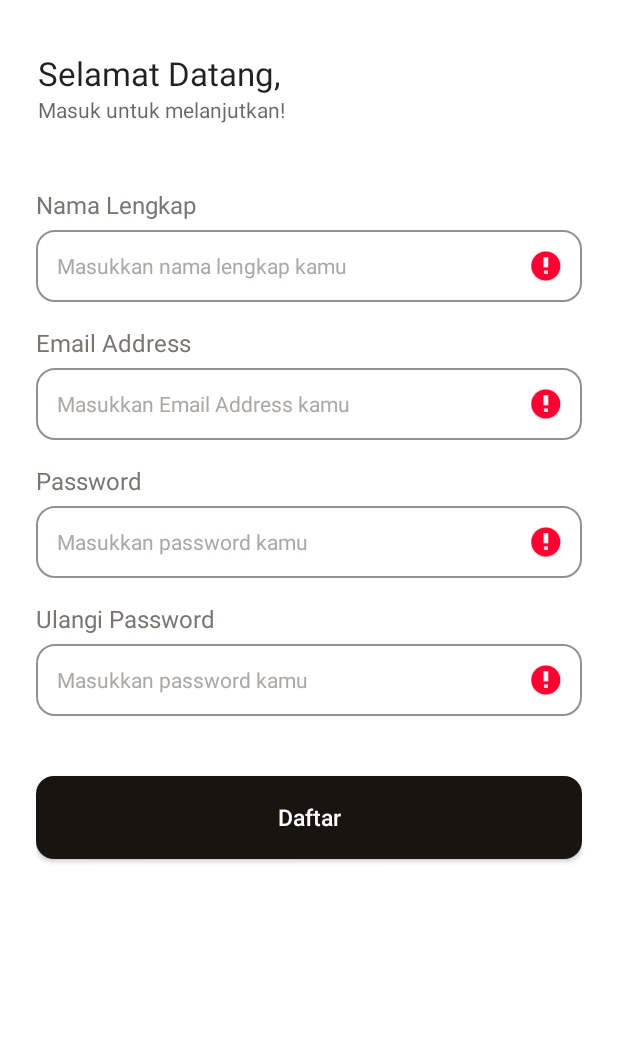
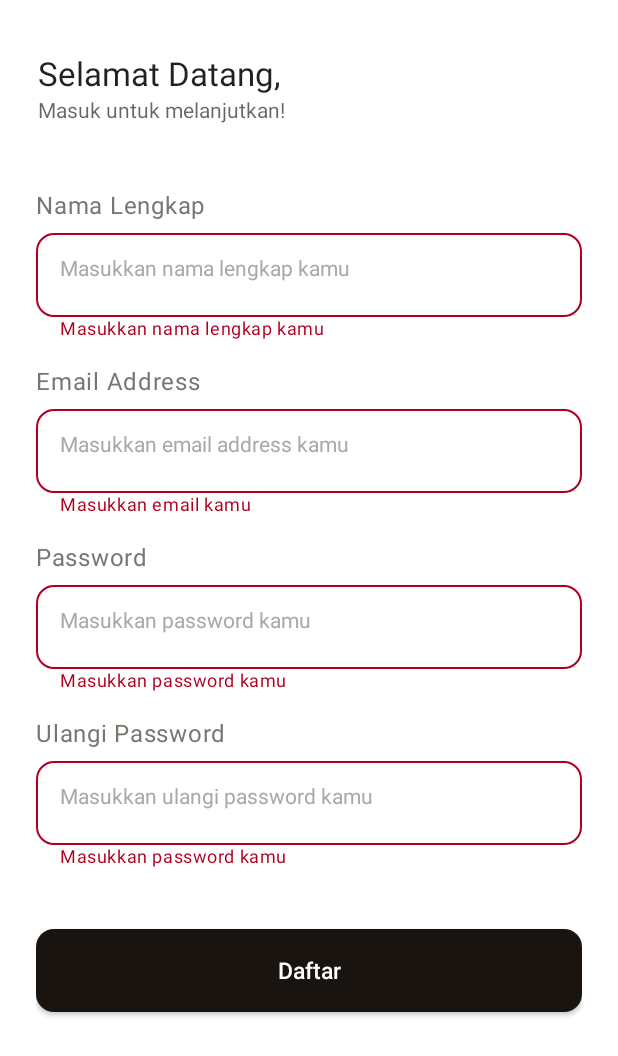
Before and after one commit to rrdhoi/FoodRecipesApp, an Android app built with Jetpack Compose: the SignUpFragment screen opened through its navigation route, after a tap on "Daftar", on a phone screen of 412 x 824 dp. Shown: the top 1056 px of the screen. Run offline under Robolectric (Android 15) with nearby library versions, the phone set to English and light mode, and no system bars; our stand-ins replace Firebase (no records; nobody signed in at launch, a user with empty details on screens opened directly), Timber.

Commit message:
Compose Migration: Registration form field sign up page

```diff
--- a/app/src/main/java/com/jagoteori/foodrecipesapp/app/extention/EditTextExtention.kt
+++ b/app/src/main/java/com/jagoteori/foodrecipesapp/app/extention/EditTextExtention.kt
@@ -1,6 +1,8 @@
 package com.jagoteori.foodrecipesapp.app.extention
 
 import android.widget.EditText
+import androidx.compose.ui.text.input.TextFieldValue
+import java.util.*
 
 fun EditText.isNotNullOrEmpty(errorString: String): Boolean {
     return if (this.text.toString().trim().isBlank()) {
@@ -11,6 +13,32 @@ fun EditText.isNotNullOrEmpty(errorString: String): Boolean {
     }
 }
 
+fun TextFieldValue.isEmptyOrBlank(
+    title: String,
+    validateHandler: (errorMessage: String) -> Unit
+): Boolean =
+    if (this.text.isBlank()) {
+        validateHandler("Masukkan $title kamu")
+        true
+    } else false
+
+fun TextFieldValue.isLessThan6(
+    title: String,
+    validateHandler: (errorMessage: String) -> Unit
+): Boolean =
+    if (this.text.length <= 5) {
+        validateHandler("${title.capitalize(Locale.ROOT)} kurang dari 6")
+        true
+    } else {
+        false
+    }
+
+fun TextFieldValue.isInvalidEmailFormat(validateHandler: (errorMessage: String) -> Unit): Boolean =
+    if (!android.util.Patterns.EMAIL_ADDRESS.matcher(this.text).matches()) {
+        validateHandler("Masukkan email valid")
+        true
+    } else false
+
 fun Boolean.errorHandler(
     whenIsError: () -> Unit,
 ): Boolean = if (this) {
@@ -20,33 +48,15 @@ fun Boolean.errorHandler(
     false
 }
 
-fun Boolean.successHandler(
-    whenIsSuccess: () -> Unit,
+fun Boolean.isNotErrorHandler(
+    whenIsNotError: () -> Unit,
 ): Boolean = if (!this) {
-    whenIsSuccess()
+    whenIsNotError()
     false
 } else {
     true
 }
 
-fun EditText.isEmailFormat(errorString: String): Boolean {
-    return if (!this.text.toString().contains("@")) {
-        this.error = errorString
-        false
-    } else {
-        true
-    }
-}
-
-fun EditText.isPasswordEquals(secondPassword: EditText, errorString: String): Boolean {
-    return if (this.text.toString() != secondPassword.text.toString()) {
-        this.error = errorString
-        secondPassword.error = errorString
-        false
-    } else {
-        true
-    }
-}
 
 fun EditText.isNotNullOrEmpty(): Boolean {
     return this.text.toString().trim().isNotBlank()
--- a/app/src/main/java/com/jagoteori/foodrecipesapp/presentation/auth/sign_in/SignInViewModel.kt
+++ b/app/src/main/java/com/jagoteori/foodrecipesapp/presentation/auth/sign_in/SignInViewModel.kt
@@ -9,7 +9,7 @@ import androidx.lifecycle.MutableLiveData
 import androidx.lifecycle.ViewModel
 import androidx.lifecycle.viewModelScope
 import com.jagoteori.foodrecipesapp.app.extention.errorHandler
-import com.jagoteori.foodrecipesapp.app.extention.successHandler
+import com.jagoteori.foodrecipesapp.app.extention.isNotErrorHandler
 import com.jagoteori.foodrecipesapp.data.Resource
 import com.jagoteori.foodrecipesapp.domain.usecase.RecipeUseCase
 import kotlinx.coroutines.Dispatchers
@@ -35,7 +35,7 @@ class SignInViewModel(val useCase: RecipeUseCase) : ViewModel() {
             } or (email.text.isBlank()).errorHandler {
                 emailErrorMessage = "Masukkan email kamu"
                 emailError = true
-            }).successHandler { emailError = false }
+            }).isNotErrorHandler { emailError = false }
 
         val isNotPasswordValid =
             ((password.text.length <= 5).errorHandler {
@@ -44,7 +44,7 @@ class SignInViewModel(val useCase: RecipeUseCase) : ViewModel() {
             } or (password.text.isBlank()).errorHandler {
                 passwordErrorMessage = "Masukkan password kamu"
                 passwordError = true
-            }).successHandler { passwordError = false }
+            }).isNotErrorHandler { passwordError = false }
 
         return !(isNotEmailValid or isNotPasswordValid)
     }
--- a/app/src/main/java/com/jagoteori/foodrecipesapp/presentation/auth/sign_up/SignUpFragment.kt
+++ b/app/src/main/java/com/jagoteori/foodrecipesapp/presentation/auth/sign_up/SignUpFragment.kt
@@ -5,14 +5,15 @@ import android.os.Bundle
 import android.view.LayoutInflater
 import android.view.View
 import android.view.ViewGroup
+import androidx.compose.foundation.layout.Column
+import androidx.compose.material.MaterialTheme
+import androidx.compose.runtime.Composable
+import androidx.compose.ui.Modifier
 import androidx.fragment.app.Fragment
 import com.jagoteori.foodrecipesapp.MainActivity
-import com.jagoteori.foodrecipesapp.app.extention.isEmailFormat
-import com.jagoteori.foodrecipesapp.app.extention.isNotNullOrEmpty
-import com.jagoteori.foodrecipesapp.app.extention.isPasswordEquals
 import com.jagoteori.foodrecipesapp.data.Resource
 import com.jagoteori.foodrecipesapp.databinding.FragmentSignUpBinding
-import com.jagoteori.foodrecipesapp.domain.entity.UserEntity
+import com.jagoteori.foodrecipesapp.presentation.ui.components.CustomTextField
 import org.koin.androidx.viewmodel.ext.android.viewModel
 import timber.log.Timber
 
@@ -32,6 +33,12 @@ class SignUpFragment : Fragment() {
     override fun onViewCreated(view: View, savedInstanceState: Bundle?) {
         super.onViewCreated(view, savedInstanceState)
 
+        binding.composeView.setContent {
+            MaterialTheme {
+                FormSignIn(modifier = Modifier)
+            }
+        }
+
         submitRegistrationData()
         observeSignUpUser()
     }
@@ -40,19 +47,49 @@ class SignUpFragment : Fragment() {
     private fun submitRegistrationData() {
         with(binding) {
             btnSignUp.setOnClickListener {
-                if (checkFormValid()) {
-                    val user = UserEntity(
-                        userId = null,
-                        name = etName.text.toString(),
-                        email = etEmail.text.toString(),
-                        profilePicture = null,
-                    )
-
-                    viewModel.createUserAccount(user, etPassword.text.toString())
-                } else {
-                    Timber.d("Terjadi kesalahan")
+                if (!viewModel.checkFormIsInvalid()) {
+                    viewModel.createUserAccount()
                 }
             }
+        }
+    }
+
+    @Composable
+    fun FormSignIn(modifier: Modifier) {
+        Column {
+            CustomTextField(
+                title = "Nama Lengkap",
+                modifier = modifier,
+                value = viewModel.fullName,
+                onValueChange = { viewModel.fullName = it },
+                isError = viewModel.fullNameError,
+                errorMessage = viewModel.fullNameErrorMessage
+            )
+            CustomTextField(
+                title = "Email Address",
+                modifier = modifier,
+                value = viewModel.email,
+                onValueChange = { viewModel.email = it },
+                isError = viewModel.emailError,
+                errorMessage = viewModel.emailErrorMessage
+            )
+            CustomTextField(
+                title = "Password",
+                modifier = modifier,
+                value = viewModel.password,
+                onValueChange = { viewModel.password = it },
+                isError = viewModel.passwordError,
+                errorMessage = viewModel.passwordErrorMessage
+            )
+            CustomTextField(
+                title = "Ulangi Password",
+                modifier = modifier,
+                value = viewModel.passwordRepeat,
+                onValueChange = { viewModel.passwordRepeat = it },
+                isError = viewModel.passwordRepeatError,
+                errorMessage = viewModel.passwordRepeatErrorMessage
+            )
+
         }
     }
 
@@ -76,21 +113,4 @@ class SignUpFragment : Fragment() {
             }
         }
     }
-
-
-    private fun checkFormValid(): Boolean {
-        with(binding) {
-            if (etEmail.isNotNullOrEmpty("Silahkan isi email anda") and
-                etName.isNotNullOrEmpty("Silahkan isi nama lengkap anda") and
-                etPassword.isNotNullOrEmpty("Silahkan isi password anda") and
-                etPasswordRepeat.isNotNullOrEmpty("Silahkan isi password anda") and
-                (etPassword.isPasswordEquals(etPasswordRepeat, "Silahkan masukkan password dengan benar")) and
-                etEmail.isEmailFormat("Masukkan format email dengan benar")
-            ) {
-                return true
-            }
-        }
-        return false
-    }
-
 }
--- a/app/src/main/java/com/jagoteori/foodrecipesapp/presentation/auth/sign_up/SignUpViewModel.kt
+++ b/app/src/main/java/com/jagoteori/foodrecipesapp/presentation/auth/sign_up/SignUpViewModel.kt
@@ -1,6 +1,17 @@
 package com.jagoteori.foodrecipesapp.presentation.auth.sign_up
 
-import androidx.lifecycle.*
+import androidx.compose.runtime.getValue
+import androidx.compose.runtime.mutableStateOf
+import androidx.compose.runtime.setValue
+import androidx.compose.ui.text.input.TextFieldValue
+import androidx.lifecycle.LiveData
+import androidx.lifecycle.MutableLiveData
+import androidx.lifecycle.ViewModel
+import androidx.lifecycle.viewModelScope
+import com.jagoteori.foodrecipesapp.app.extention.isEmptyOrBlank
+import com.jagoteori.foodrecipesapp.app.extention.isInvalidEmailFormat
+import com.jagoteori.foodrecipesapp.app.extention.isLessThan6
+import com.jagoteori.foodrecipesapp.app.extention.isNotErrorHandler
 import com.jagoteori.foodrecipesapp.data.Resource
 import com.jagoteori.foodrecipesapp.domain.entity.UserEntity
 import com.jagoteori.foodrecipesapp.domain.usecase.RecipeUseCase
@@ -8,12 +19,93 @@ import kotlinx.coroutines.Dispatchers
 import kotlinx.coroutines.launch
 
 class SignUpViewModel(val useCase: RecipeUseCase) : ViewModel() {
+    var fullName by mutableStateOf(TextFieldValue(""))
+    var fullNameError by mutableStateOf(false)
+    var fullNameErrorMessage by mutableStateOf("")
+
+    var email by mutableStateOf(TextFieldValue(""))
+    var emailError by mutableStateOf(false)
+    var emailErrorMessage by mutableStateOf("")
+
+    var password by mutableStateOf(TextFieldValue(""))
+    var passwordError by mutableStateOf(false)
+    var passwordErrorMessage by mutableStateOf("")
+
+    var passwordRepeat by mutableStateOf(TextFieldValue(""))
+    var passwordRepeatError by mutableStateOf(false)
+    var passwordRepeatErrorMessage by mutableStateOf("")
+
     private val _userSignUp = MutableLiveData<Resource<String>>()
     val userSignUp: LiveData<Resource<String>> get() = _userSignUp
 
-    fun createUserAccount(user: UserEntity, password: String) = viewModelScope.launch(Dispatchers.Main) {
-        useCase.userSignUp(user, password).collect {
-            _userSignUp.postValue(it)
+    fun checkFormIsInvalid(): Boolean {
+        val isInvalidFullName = (fullName.isEmptyOrBlank("nama lengkap") {
+            fullNameErrorMessage = it
+            fullNameError = true
+        }).isNotErrorHandler {
+            fullNameError = false
         }
+
+        val isInvalidEmail = with(email) {
+            isInvalidEmailFormat {
+                emailErrorMessage = it
+                emailError = true
+            } or isEmptyOrBlank("email") {
+                emailErrorMessage = it
+                emailError = true
+            }
+        }.isNotErrorHandler {
+            emailError = false
+        }
+
+        val isInvalidPassword = with(password) {
+            isLessThan6("password") { errorMessage ->
+                passwordErrorMessage = errorMessage
+                passwordError = true
+            } or isEmptyOrBlank("password") { errorMessage ->
+                passwordErrorMessage = errorMessage
+                passwordError = true
+            }
+        }.isNotErrorHandler { passwordError = false }
+
+
+        val isInvalidPasswordRepeat = with(passwordRepeat) {
+            isLessThan6("password") { errorMessage ->
+                passwordRepeatErrorMessage = errorMessage
+                passwordRepeatError = true
+            } or isEmptyOrBlank("password") { errorMessage ->
+                passwordRepeatErrorMessage = errorMessage
+                passwordRepeatError = true
+            }
+        }.isNotErrorHandler {
+            passwordRepeatError = false
+        }
+
+        val isPasswordNotMatch = if (password.text != passwordRepeat.text) {
+            passwordRepeatErrorMessage = "masukkan password dengan benar"
+            passwordRepeatError = true
+            true
+        } else false
+
+
+        return (isInvalidEmail or
+                isInvalidPassword or
+                isInvalidFullName or
+                isInvalidPasswordRepeat or
+                isPasswordNotMatch)
     }
+
+    fun createUserAccount() =
+        viewModelScope.launch(Dispatchers.Main) {
+            val user = UserEntity(
+                userId = null,
+                name = fullName.text,
+                email = email.text,
+                profilePicture = null
+            )
+
+            useCase.userSignUp(user, password.text).collect {
+                _userSignUp.postValue(it)
+            }
+        }
 }
--- a/app/src/main/res/layout/fragment_sign_up.xml
+++ b/app/src/main/res/layout/fragment_sign_up.xml
@@ -29,117 +29,13 @@
             android:paddingLeft="24dp"
             android:paddingRight="24dp">
 
-            <TextView
-                android:id="@+id/tv_name"
-                android:layout_width="wrap_content"
-                android:layout_height="wrap_content"
-                android:layout_marginTop="15dp"
-                android:text="Nama Lengkap"
-                android:textColor="@color/grey_500"
-                android:textSize="16sp"
-                app:layout_constraintStart_toStartOf="parent"
-                app:layout_constraintTop_toTopOf="parent" />
-
-            <EditText
-                android:id="@+id/et_name"
-                style="@style/TextView.14grey300"
+            <androidx.compose.ui.platform.ComposeView
+                android:id="@+id/composeView"
                 android:layout_width="match_parent"
                 android:layout_height="wrap_content"
-                android:hint="Masukkan nama lengkap kamu"
-                android:importantForAutofill="no"
-                android:background="@drawable/background_form_field"
-                android:padding="14dp"
-                android:textColor="@color/black"
-                android:textColorHint="@color/grey_300"
-                android:layout_marginTop="6dp"
-                android:inputType="textEmailAddress"
-                app:layout_constraintEnd_toEndOf="parent"
-                app:layout_constraintStart_toStartOf="parent"
-                app:layout_constraintTop_toBottomOf="@+id/tv_name" />
-
-            <TextView
-                android:id="@+id/tv_email"
-                android:layout_width="wrap_content"
-                android:layout_height="wrap_content"
-                android:layout_marginTop="16dp"
-                android:text="Email Address"
-                android:textColor="@color/grey_500"
-                android:textSize="16sp"
-                app:layout_constraintStart_toStartOf="parent"
-                app:layout_constraintTop_toBottomOf="@+id/et_name" />
-
-            <EditText
-                android:id="@+id/et_email"
-                style="@style/TextView.14grey300"
-                android:layout_width="match_parent"
-                android:layout_height="wrap_content"
-                android:hint="Masukkan Email Address kamu"
-                android:importantForAutofill="no"
-                android:background="@drawable/background_form_field"
-                android:padding="14dp"
-                android:textColor="@color/black"
-                android:textColorHint="@color/grey_300"
-                android:layout_marginTop="6dp"
-                android:inputType="textEmailAddress"
-                app:layout_constraintEnd_toEndOf="parent"
-                app:layout_constraintStart_toStartOf="parent"
-                app:layout_constraintTop_toBottomOf="@+id/tv_email" />
-
-            <TextView
-                android:id="@+id/tv_password"
-                android:layout_width="wrap_content"
-                android:layout_height="wrap_content"
-                android:layout_marginTop="16dp"
-                android:text="Password"
-                android:textColor="@color/grey_500"
-                android:textSize="16sp"
-                app:layout_constraintStart_toStartOf="parent"
-                app:layout_constraintTop_toBottomOf="@id/et_email" />
-
-            <EditText
-                android:id="@+id/et_password"
-                style="@style/TextView.14grey300"
-                android:layout_width="match_parent"
-                android:layout_height="wrap_content"
-                android:hint="Masukkan password kamu"
-                android:importantForAutofill="no"
-                android:inputType="textPassword"
-                android:background="@drawable/background_form_field"
-                android:padding="14dp"
-                android:textColor="@color/black"
-                android:textColorHint="@color/grey_300"
-                android:layout_marginTop="6dp"
-                app:layout_constraintEnd_toEndOf="parent"
-                app:layout_constraintStart_toStartOf="parent"
-                app:layout_constraintTop_toBottomOf="@+id/tv_password" />
-
-            <TextView
-                android:id="@+id/tv_password_repeat"
-                android:layout_width="wrap_content"
-                android:layout_height="wrap_content"
-                android:layout_marginTop="16dp"
-                android:text="Ulangi Password"
-                android:textColor="@color/grey_500"
-                android:textSize="16sp"
-                app:layout_constraintStart_toStartOf="parent"
-                app:layout_constraintTop_toBottomOf="@id/et_password" />
-
-            <EditText
-                android:id="@+id/et_password_repeat"
-                style="@style/TextView.14grey300"
-                android:layout_width="match_parent"
-                android:layout_height="wrap_content"
-                android:hint="Masukkan password kamu"
-                android:importantForAutofill="no"
-                android:inputType="textPassword"
-                android:background="@drawable/background_form_field"
-                android:padding="14dp"
-                android:textColor="@color/black"
-                android:textColorHint="@color/grey_300"
-                android:layout_marginTop="6dp"
-                app:layout_constraintEnd_toEndOf="parent"
-                app:layout_constraintStart_toStartOf="parent"
-                app:layout_constraintTop_toBottomOf="@+id/tv_password_repeat" />
+                app:layout_constraintLeft_toLeftOf="parent"
+                app:layout_constraintTop_toTopOf="parent"
+                />
 
             <androidx.appcompat.widget.AppCompatButton
                 android:id="@+id/btn_sign_up"
@@ -157,7 +53,7 @@
                 app:layout_constraintEnd_toEndOf="parent"
                 app:layout_constraintStart_toStartOf="parent"
                 app:layout_constraintBottom_toBottomOf="parent"
-                app:layout_constraintTop_toBottomOf="@id/et_password_repeat" />
+                app:layout_constraintTop_toBottomOf="@id/composeView" />
 
         </androidx.constraintlayout.widget.ConstraintLayout>
 
```
